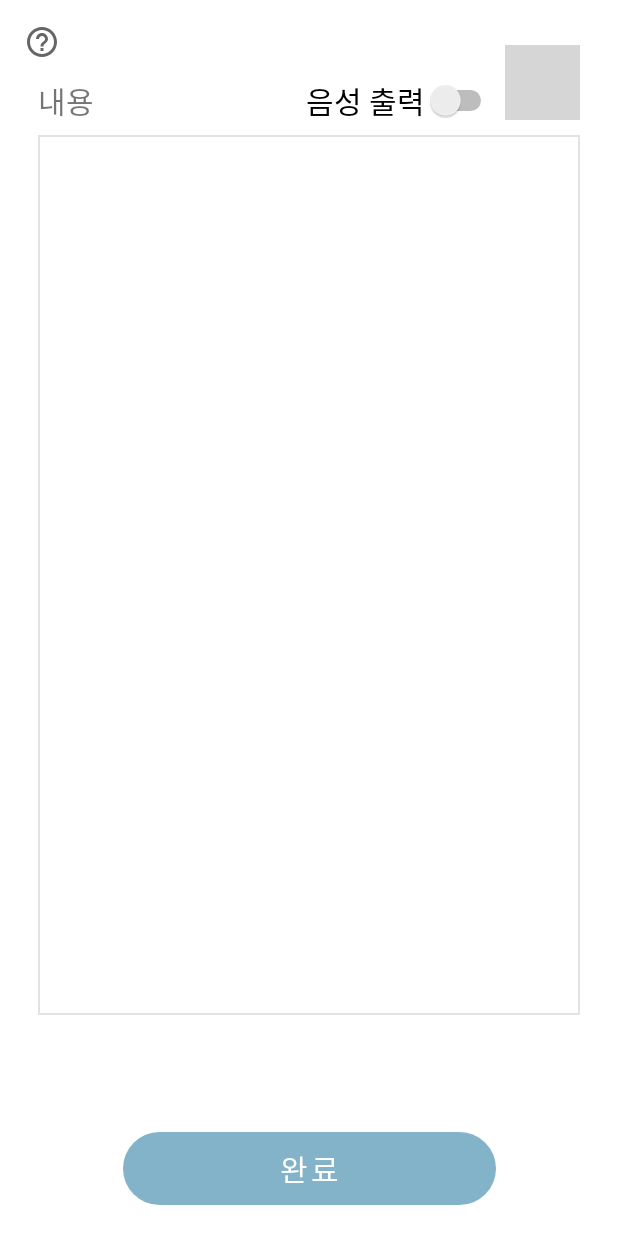
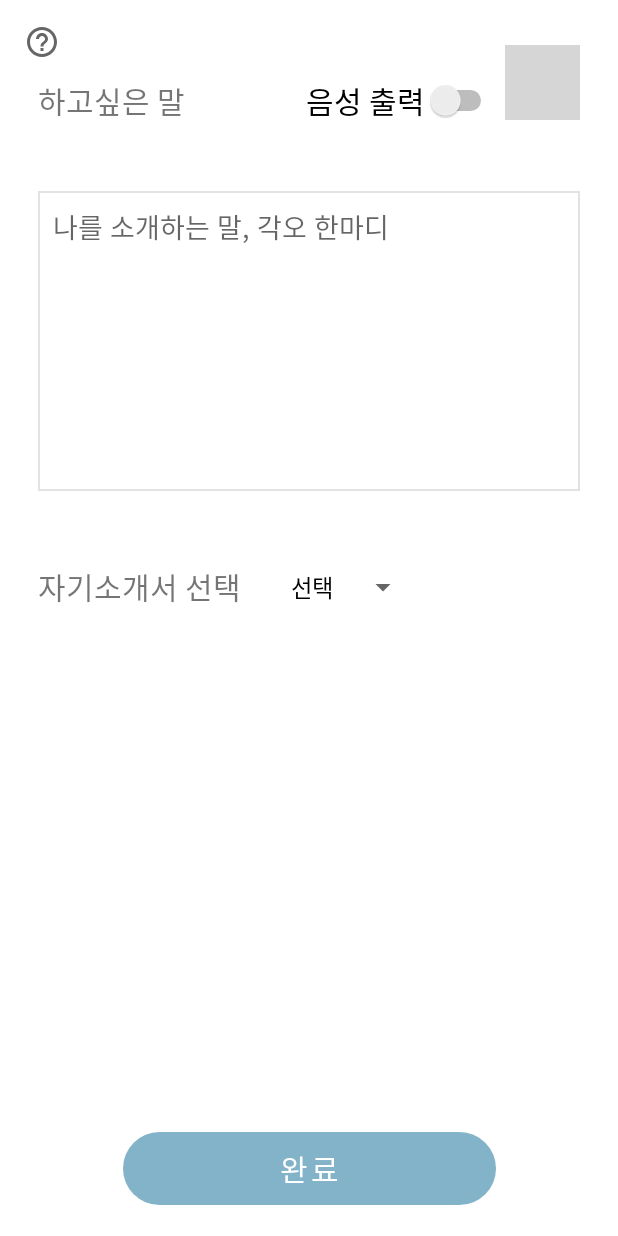
Before and after one commit to dpdms529/SINIJOB, an Android app: the ApplyActivity screen opened directly, with no data from a screen before it, on a phone screen of 412 x 824 dp. Run offline under Robolectric (Android 15) with nearby library versions, the phone set to English and light mode, and no system bars; our stand-ins replace Room's generated code; grey boxes are pictures that could not be loaded.

Commit message:
update: update apply function
1. 접수방법에 해당하지 않는 방법은 선택되지 않도록 변경
2. 자기소개서 선택기능 구현
3. 이메일 지원시 자기소개서 글 첨부하여 전송

update:#43

```diff
--- a/Hanieum/app/src/main/java/org/techtown/hanieum/ApplyActivity.java
+++ b/Hanieum/app/src/main/java/org/techtown/hanieum/ApplyActivity.java
@@ -11,20 +11,31 @@ import android.content.pm.PackageManager;
 import android.graphics.drawable.ShapeDrawable;
 import android.graphics.drawable.shapes.OvalShape;
 import android.net.Uri;
+import android.os.AsyncTask;
 import android.os.Bundle;
 import android.speech.RecognitionListener;
 import android.speech.RecognizerIntent;
 import android.speech.SpeechRecognizer;
 import android.speech.tts.TextToSpeech;
 import android.view.View;
+import android.widget.AdapterView;
+import android.widget.ArrayAdapter;
 import android.widget.Button;
 import android.widget.EditText;
 import android.widget.ImageButton;
+import android.widget.Spinner;
+import android.widget.SpinnerAdapter;
 import android.widget.Switch;
 import android.widget.TextView;
 
+import org.techtown.hanieum.db.AppDatabase;
+import org.techtown.hanieum.db.dao.CoverLetterDao;
+import org.techtown.hanieum.db.entity.CoverLetter;
+
 import java.util.ArrayList;
+import java.util.List;
 import java.util.Locale;
+import java.util.concurrent.ExecutionException;
 
 public class ApplyActivity extends AppCompatActivity implements View.OnClickListener {
 
@@ -43,6 +54,13 @@ public class ApplyActivity extends AppCompatActivity implements View.OnClickList
     TextView textSys;
     Button finishButton;
 
+    Spinner spinner;
+    ArrayList<String> items = new ArrayList<>();
+    TextView coverLetter;
+    CoverLetter selectedCL;
+
+    AppDatabase db;
+
     @Override
     protected void onCreate(Bundle savedInstanceState) {
         super.onCreate(savedInstanceState);
@@ -55,6 +73,44 @@ public class ApplyActivity extends AppCompatActivity implements View.OnClickList
         textMsg = findViewById(R.id.textMsg);
         textSys = findViewById(R.id.textSys);
         finishButton = findViewById(R.id.finishButton);
+        spinner = findViewById(R.id.spinner);
+        coverLetter = findViewById(R.id.coverLetter);
+
+        db = AppDatabase.getInstance(this);
+        List<CoverLetter> coverLetters = db.CoverLetterDao().getAll();
+        items.add("선택");
+        for(CoverLetter c : coverLetters){
+            items.add("자기소개서 " + c.cover_letter_no);
+        }
+
+        ArrayAdapter<String> adapter = new ArrayAdapter<>(this,android.R.layout.simple_spinner_dropdown_item,items);
+        spinner.setAdapter(adapter);
+        spinner.setOnItemSelectedListener(new AdapterView.OnItemSelectedListener() {
+            @Override
+            public void onItemSelected(AdapterView<?> adapterView, View view, int i, long l) {
+                if(i==0){
+                    coverLetter.setVisibility(View.GONE);
+                }else{
+                    int no = Integer.parseInt(items.get(i).substring(6));
+                    try {
+                        selectedCL = new CoverLetterGetSelectedAsyncTask(db.CoverLetterDao()).execute(no).get();
+                    } catch (ExecutionException e) {
+                        e.printStackTrace();
+                    } catch (InterruptedException e) {
+                        e.printStackTrace();
+                    }
+                    if(selectedCL.cover_dist_code.equals("1")){
+                        coverLetter.setText(selectedCL.first_item + "\n" + selectedCL.second_item + "\n" + selectedCL.third_item);
+                        coverLetter.setVisibility(View.VISIBLE);
+                    }
+                }
+            }
+
+            @Override
+            public void onNothingSelected(AdapterView<?> adapterView) {
+
+            }
+        });
 
         // 동그란 모양으로 변경
         micButton.setBackground(new ShapeDrawable(new OvalShape()));
@@ -111,8 +167,8 @@ public class ApplyActivity extends AppCompatActivity implements View.OnClickList
                 intent.putExtra("sms_body", textMsg.getText().toString());
                 startActivity(intent);
             } else {    // email
-                String uriText = "mailto:" + "?subject=" +
-                        Uri.encode(i.getStringExtra("company") + "에 지원합니다.") + "&body=" + Uri.encode(textMsg.getText().toString());
+                String uriText = "mailto:8bangwomen@hanium.com" + "?subject=" +
+                        Uri.encode(i.getStringExtra("company") + "에 지원합니다.") + "&body=" + Uri.encode(textMsg.getText().toString() + "\n자기소개 : " + selectedCL.first_item + "\n지원동기 : " + selectedCL.second_item + "\n경력 및 경험 : " + selectedCL.third_item);
                 Uri uri = Uri.parse(uriText);
 
                 Intent intent = new Intent(Intent.ACTION_SENDTO);
@@ -199,4 +255,17 @@ public class ApplyActivity extends AppCompatActivity implements View.OnClickList
         tts.setSpeechRate(0.9f);    //목소리 속도
         tts.speak(msg, TextToSpeech.QUEUE_FLUSH, null, null);
     }
+
+    public static class CoverLetterGetSelectedAsyncTask extends AsyncTask<Integer, Void, CoverLetter> {
+        private CoverLetterDao mCoverLetterDao;
+
+        public CoverLetterGetSelectedAsyncTask(CoverLetterDao coverLetterDao){
+            this.mCoverLetterDao = coverLetterDao;
+        }
+
+        @Override
+        protected CoverLetter doInBackground(Integer... integers) {
+            return mCoverLetterDao.getSelected(integers[0]);
+        }
+    }
 }
--- a/Hanieum/app/src/main/java/org/techtown/hanieum/DetailActivity.java
+++ b/Hanieum/app/src/main/java/org/techtown/hanieum/DetailActivity.java
@@ -13,6 +13,7 @@ import android.os.Build;
 import android.os.Bundle;
 import android.speech.tts.TextToSpeech;
 import android.text.util.Linkify;
+import android.util.Log;
 import android.util.TypedValue;
 import android.view.MenuItem;
 import android.view.View;
@@ -34,6 +35,7 @@ import org.json.JSONException;
 import org.json.JSONObject;
 
 import java.util.ArrayList;
+import java.util.Arrays;
 import java.util.Date;
 import java.util.HashMap;
 import java.util.List;
@@ -333,14 +335,24 @@ public class DetailActivity extends AppCompatActivity implements View.OnClickLis
             alertDialog.setPositiveButton("확인", new DialogInterface.OnClickListener() {
                 @Override
                 public void onClick(DialogInterface dialog, int which) {
+                    String rcptMthd[] = apply.get("rcptMthd").getText().toString().split(",");
                     // 아이템 추가
                     List<CharSequence> items = new ArrayList<>();
                     if (!contact.equals("")) {      // 전화번호 있을 경우
                         items.add("전화");
+                        items.add("문자");
                     }
-                    items.add("문자");
+                    for(String s : rcptMthd){
+                        switch (s){
+                            case "이메일":
                                 items.add("이메일");
+                                break;
+                            case "워크넷":
                                 items.add("워크넷");
+                                break;
+                        }
+                    }
+                    if(items.size()>0){
                         CharSequence[] charSequences = items.toArray(new CharSequence[items.size()]);
 
                         AlertDialog.Builder applyDialog = new AlertDialog.Builder(context, android.R.style.Theme_Material_Light_Dialog_Alert);
@@ -382,6 +394,8 @@ public class DetailActivity extends AppCompatActivity implements View.OnClickLis
                             }
                         });
                         applyDialog.show();
+
+                    }
                 }
             });
             alertDialog.show();
--- a/Hanieum/app/src/main/java/org/techtown/hanieum/db/dao/CoverLetterDao.java
+++ b/Hanieum/app/src/main/java/org/techtown/hanieum/db/dao/CoverLetterDao.java
@@ -15,6 +15,9 @@ public interface CoverLetterDao {
     @Query("SELECT * FROM cover_letter")
     List<CoverLetter> getAll();
 
+    @Query("SELECT * FROM cover_letter where cover_letter_no = :no")
+    CoverLetter getSelected(int no);
+
     @Insert(onConflict = OnConflictStrategy.REPLACE)
     void insertCoverLetter(CoverLetter coverLetter);
 
--- a/Hanieum/app/src/main/res/layout/activity_apply.xml
+++ b/Hanieum/app/src/main/res/layout/activity_apply.xml
@@ -23,38 +23,77 @@
         android:layout_height="wrap_content"
         android:layout_marginStart="25dp"
         android:layout_marginTop="52dp"
-        android:text="내용"
+        android:text="하고싶은 말"
         android:textSize="20dp"
         app:layout_constraintStart_toStartOf="parent"
         app:layout_constraintTop_toTopOf="parent" />
-
-    <EditText
-        android:id="@+id/textMsg"
-        android:layout_width="match_parent"
-        android:layout_height="0dp"
-        android:layout_marginHorizontal="25dp"
-        android:layout_marginTop="10dp"
-        android:layout_marginBottom="20dp"
-        android:background="@drawable/border"
-        android:gravity="top"
-        android:padding="10dp"
-        app:layout_constraintBottom_toTopOf="@+id/textSys"
-        app:layout_constraintEnd_toEndOf="parent"
-        app:layout_constraintStart_toStartOf="parent"
-        app:layout_constraintTop_toBottomOf="@+id/micButton" />
 
     <TextView
         android:id="@+id/textSys"
         android:layout_width="wrap_content"
         android:layout_height="wrap_content"
-        android:layout_marginBottom="100dp"
+        android:layout_marginTop="10dp"
         android:text=""
         android:textColor="@color/black"
         android:textSize="20dp"
         android:textStyle="bold"
-        app:layout_constraintBottom_toBottomOf="parent"
         app:layout_constraintEnd_toEndOf="parent"
-        app:layout_constraintStart_toStartOf="parent" />
+        app:layout_constraintStart_toStartOf="parent"
+        app:layout_constraintTop_toBottomOf="@+id/micButton" />
+
+    <EditText
+        android:id="@+id/textMsg"
+        android:layout_width="match_parent"
+        android:layout_height="200dp"
+        android:layout_marginHorizontal="25dp"
+        android:layout_marginTop="10dp"
+        android:background="@drawable/border"
+        android:gravity="top"
+        android:hint="나를 소개하는 말, 각오 한마디"
+        android:padding="10dp"
+        app:layout_constraintEnd_toEndOf="parent"
+        app:layout_constraintStart_toStartOf="parent"
+        app:layout_constraintTop_toBottomOf="@+id/textSys" />
+
+
+    <!--    <View-->
+    <!--        android:id="@+id/view"-->
+    <!--        android:layout_width="match_parent"-->
+    <!--        android:layout_height="2dp"-->
+    <!--        android:layout_marginHorizontal="20dp"-->
+    <!--        android:background="?android:attr/listDivider"-->
+    <!--        android:layout_marginTop="20dp"-->
+    <!--        app:layout_constraintEnd_toEndOf="parent"-->
+    <!--        app:layout_constraintStart_toStartOf="parent"-->
+    <!--        app:layout_constraintTop_toBottomOf="@+id/textMsg"-->
+    <!--        app:layout_constraintVertical_bias="0.0" />-->
+
+    <LinearLayout
+        android:id="@+id/linearLayout5"
+        android:layout_width="wrap_content"
+        android:layout_height="wrap_content"
+        android:layout_marginTop="40dp"
+        android:orientation="horizontal"
+        app:layout_constraintStart_toStartOf="parent"
+        app:layout_constraintTop_toBottomOf="@+id/textMsg">
+
+        <TextView
+            android:id="@+id/textView5"
+            android:layout_width="wrap_content"
+            android:layout_height="wrap_content"
+            android:layout_gravity="center_vertical"
+            android:layout_marginStart="25dp"
+            android:text="자기소개서 선택"
+            android:textSize="20dp" />
+
+        <Spinner
+            android:id="@+id/spinner"
+            android:layout_width="wrap_content"
+            android:layout_height="wrap_content"
+            android:layout_gravity="center_vertical"
+            android:layout_marginStart="25dp" />
+    </LinearLayout>
+
 
     <Switch
         android:id="@+id/voiceTf"
@@ -91,4 +130,20 @@
         app:layout_constraintEnd_toEndOf="parent"
         app:layout_constraintStart_toStartOf="parent" />
 
+    <TextView
+        android:id="@+id/coverLetter"
+        android:layout_width="match_parent"
+        android:layout_height="wrap_content"
+        android:layout_marginHorizontal="25dp"
+        android:layout_marginTop="20dp"
+        android:background="@drawable/border"
+        android:padding="10dp"
+        android:text=""
+        android:textSize="20sp"
+        android:visibility="gone"
+        app:layout_constraintEnd_toEndOf="parent"
+        app:layout_constraintStart_toStartOf="parent"
+        app:layout_constraintTop_toBottomOf="@+id/linearLayout5" />
+
+
 </androidx.constraintlayout.widget.ConstraintLayout>
```
Lines whose indentation alone changed are shown as unchanged.
